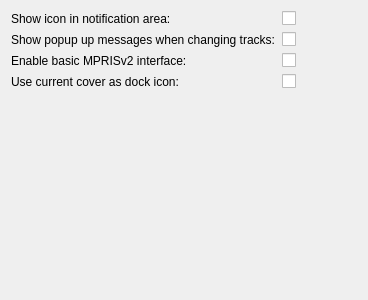
Qt form gui/externalsettings.ui (polpo/cantata-mac) before a commit.
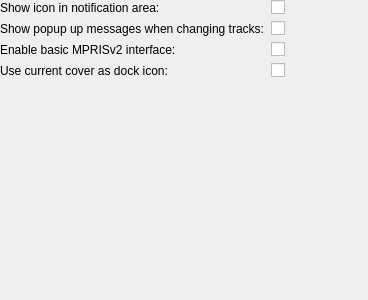
The same form after that commit.

Commit message: Remove margins

What changed in the file:
```diff
--- a/gui/externalsettings.ui
+++ b/gui/externalsettings.ui
@@ -17,6 +17,9 @@
    <property name="fieldGrowthPolicy">
     <enum>QFormLayout::ExpandingFieldsGrow</enum>
    </property>
+   <property name="margin">
+    <number>0</number>
+   </property>
    <item row="0" column="0">
     <widget class="QLabel" name="label_4">
      <property name="text">
```
The commit also changes 1 other file.
